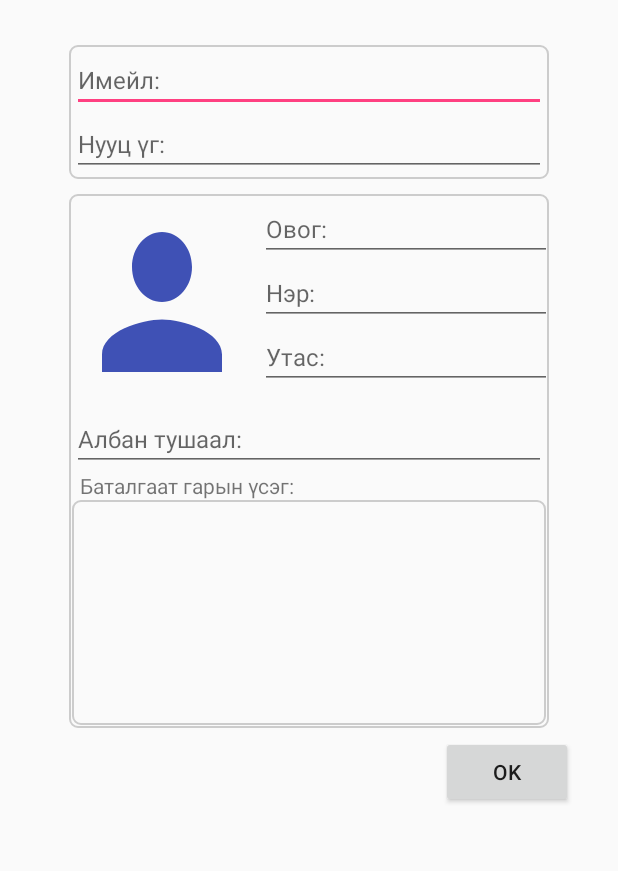
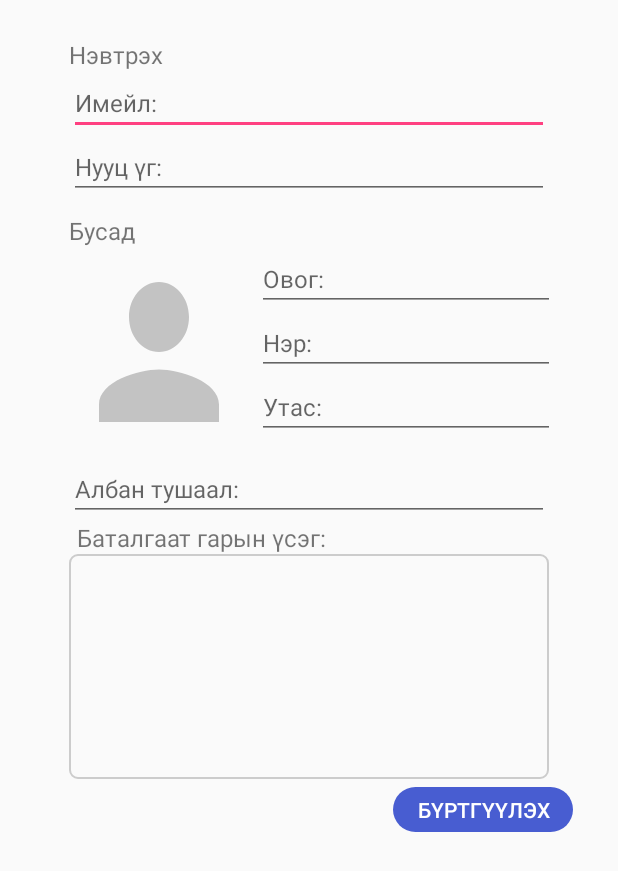
Before and after one commit to Todd2ndLT/Checklist, an Android app: the layout activity_signup.xml on its own in the app's theme, with its tools: preview values and no code run, on a phone screen of 412 x 824 dp. Shown: the top 871 px of the screen. Run offline under Robolectric (Android 15) with nearby library versions, the phone set to English and light mode, and no system bars.

Commit message:
Upload updated activity_signup

```diff
--- a/app/src/main/AndroidManifest.xml
+++ b/app/src/main/AndroidManifest.xml
@@ -8,7 +8,7 @@
         android:label="@string/app_name"
         android:roundIcon="@mipmap/ic_launcher_round"
         android:supportsRtl="true"
-        android:theme="@style/AppTheme">
+        android:theme="@style/AppThemeBar">
         <activity android:name=".MainActivity">
             <intent-filter>
                 <action android:name="android.intent.action.MAIN" />
--- a/app/src/main/java/com/app/todbayar/checklist/MainActivity.java
+++ b/app/src/main/java/com/app/todbayar/checklist/MainActivity.java
@@ -8,6 +8,6 @@ public class MainActivity extends AppCompatActivity {
     @Override
     protected void onCreate(Bundle savedInstanceState) {
         super.onCreate(savedInstanceState);
-        setContentView(R.layout.activity_main);
+        setContentView(R.layout.activity_signup);
     }
 }
--- a/app/src/main/res/drawable/ic_icon_image.xml
+++ b/app/src/main/res/drawable/ic_icon_image.xml
@@ -1,5 +1,5 @@
-<vector android:height="24dp" android:tint="#3F51B5"
+<vector android:height="24dp" android:tint="#C3C3C3"
     android:viewportHeight="24.0" android:viewportWidth="24.0"
     android:width="24dp" xmlns:android="http://schemas.android.com/apk/res/android">
-    <path android:fillColor="#FF000000" android:pathData="M12,12c2.21,0 4,-1.79 4,-4s-1.79,-4 -4,-4 -4,1.79 -4,4 1.79,4 4,4zM12,14c-2.67,0 -8,1.34 -8,4v2h16v-2c0,-2.66 -5.33,-4 -8,-4z"/>
+    <path android:fillColor="#C3C3C3" android:pathData="M12,12c2.21,0 4,-1.79 4,-4s-1.79,-4 -4,-4 -4,1.79 -4,4 1.79,4 4,4zM12,14c-2.67,0 -8,1.34 -8,4v2h16v-2c0,-2.66 -5.33,-4 -8,-4z"/>
 </vector>
--- /dev/null
+++ b/app/src/main/res/drawable/ic_shape_pill.xml
@@ -0,0 +1,21 @@
+<?xml version="1.0" encoding="utf-8"?>
+<selector xmlns:android="http://schemas.android.com/apk/res/android">
+    <item>
+        <shape xmlns:android="http://schemas.android.com/apk/res/android"
+            android:dither="true"
+            android:shape="rectangle">
+
+            <corners android:radius="120dp" />
+
+            <!--<solid android:color="@color/colorAccent" />-->
+
+            <!--<stroke
+                android:width="1dp"
+                android:color="#efefef" />-->
+
+            <size
+                android:width="300dp"
+                android:height="120dp" />
+        </shape>
+    </item>
+</selector>
--- a/app/src/main/res/layout/activity_signup.xml
+++ b/app/src/main/res/layout/activity_signup.xml
@@ -4,6 +4,8 @@
     xmlns:tools="http://schemas.android.com/tools"
     android:layout_width="match_parent"
     android:layout_height="match_parent"
+    android:scrollbars="vertical"
+    android:theme="@style/AppThemeBar"
     >
 
     <!--Login info-->
@@ -15,22 +17,26 @@
         app:layout_constraintLeft_toLeftOf="parent"
         app:layout_constraintRight_toRightOf="parent"
         app:layout_constraintTop_toTopOf="parent"
-        android:layout_marginTop="30dp"
+        android:layout_marginTop="25dp"
         android:orientation="vertical"
-        android:background="@drawable/shape"
         >
+        <TextView
+            android:layout_width="wrap_content"
+            android:layout_height="wrap_content"
+            android:text="Нэвтрэх"
+            android:textSize="16sp"/>
         <EditText
             android:layout_width="match_parent"
             android:layout_height="wrap_content"
             android:inputType="text"
-            android:textSize="16dp"
+            android:textSize="16sp"
             android:autofillHints="@string/signup_email"
             android:hint="@string/signup_email" />
         <EditText
             android:layout_width="match_parent"
             android:layout_height="wrap_content"
             android:inputType="text"
-            android:textSize="16dp"
+            android:textSize="16sp"
             android:autofillHints="@string/signup_password"
             android:hint="@string/signup_password" />
     </LinearLayout>
@@ -43,11 +49,15 @@
         app:layout_constraintRight_toRightOf="parent"
         app:layout_constraintTop_toBottomOf="@id/signup_layoutTop"
         android:layout_marginTop="10dp"
-        android:background="@drawable/shape"
         android:columnCount="2"
-        android:rowCount="2"
+        android:rowCount="3"
         >
-
+        <TextView
+            android:layout_width="wrap_content"
+            android:layout_height="wrap_content"
+            android:text="Бусад"
+            android:layout_columnSpan="2"
+            android:textSize="16sp"/>
         <ImageView
             android:id="@+id/signup_image"
             android:layout_width="120dp"
@@ -67,7 +77,7 @@
                 android:autofillHints="@string/signup_lname"
                 android:hint="@string/signup_lname"
                 android:inputType="text"
-                android:textSize="16dp"/>
+                android:textSize="16sp"/>
             <EditText
                 android:layout_marginLeft="5dp"
                 android:layout_width="match_parent"
@@ -75,7 +85,7 @@
                 android:inputType="text"
                 android:autofillHints="@string/signup_fname"
                 android:hint="@string/signup_fname"
-                android:textSize="16dp"/>
+                android:textSize="16sp"/>
             <EditText
                 android:layout_marginLeft="5dp"
                 android:layout_width="match_parent"
@@ -83,7 +93,7 @@
                 android:inputType="text"
                 android:autofillHints="@string/signup_phone"
                 android:hint="@string/signup_phone"
-                android:textSize="16dp"/>
+                android:textSize="16sp"/>
         </LinearLayout>
         <LinearLayout
             android:layout_width="match_parent"
@@ -97,13 +107,14 @@
                 android:inputType="text"
                 android:autofillHints="@string/signup_position"
                 android:hint="@string/signup_position"
-                android:textSize="16dp"
+                android:textSize="16sp"
                 />
             <TextView
                 android:layout_width="wrap_content"
                 android:layout_height="wrap_content"
                 android:text="@string/signup_signature_label"
-                android:layout_marginLeft="5dp"/>
+                android:layout_marginLeft="5dp"
+                android:textSize="16sp"/>
             <LinearLayout
                 android:id="@+id/signup_signature"
                 android:layout_width="match_parent"
@@ -114,11 +125,15 @@
         </LinearLayout>
     </GridLayout>
     <Button
-        android:layout_width="wrap_content"
-        android:layout_height="wrap_content"
+        android:layout_width="120dp"
+        android:layout_height="30dp"
         android:text="@string/signup_buttonOK"
         android:layout_marginTop="5dp"
         android:layout_marginRight="30dp"
         app:layout_constraintRight_toRightOf="parent"
-        app:layout_constraintTop_toBottomOf="@id/signup_layoutMiddle"/>
+        app:layout_constraintTop_toBottomOf="@id/signup_layoutMiddle"
+        android:background="@drawable/ic_shape_pill"
+        android:backgroundTint="@color/colorPrimaryLight"
+        android:textColor="#FFFFFF"
+        />
 </android.support.constraint.ConstraintLayout>
--- a/app/src/main/res/values/strings.xml
+++ b/app/src/main/res/values/strings.xml
@@ -16,7 +16,7 @@
     <string name="signup_position">Албан тушаал:</string>
     <string name="signup_phone">Утас:</string>
     <string name="signup_signature_label">Баталгаат гарын үсэг:</string>
-    <string name="signup_buttonOK">OK</string>
+    <string name="signup_buttonOK">Бүртгүүлэх</string>
     <!--Add/choose location-->
     <string name="location_label">Байршил</string>
     <string name="location_button_add">Нэмэх</string>
--- a/app/src/main/res/values/styles.xml
+++ b/app/src/main/res/values/styles.xml
@@ -2,6 +2,13 @@
 
     <!-- Base application theme. -->
     <style name="AppTheme" parent="Theme.AppCompat.Light.NoActionBar">
+        <!-- Customize your theme here. -->
+        <item name="colorPrimary">@color/colorPrimary</item>
+        <item name="colorPrimaryDark">@color/colorPrimaryDark</item>
+        <item name="colorAccent">@color/colorAccent</item>
+    </style>
+    <!-- Secondary application theme -->
+    <style name="AppThemeBar" parent="Theme.AppCompat.Light.DarkActionBar">
         <!-- Customize your theme here. -->
         <item name="colorPrimary">@color/colorPrimary</item>
         <item name="colorPrimaryDark">@color/colorPrimaryDark</item>
```
